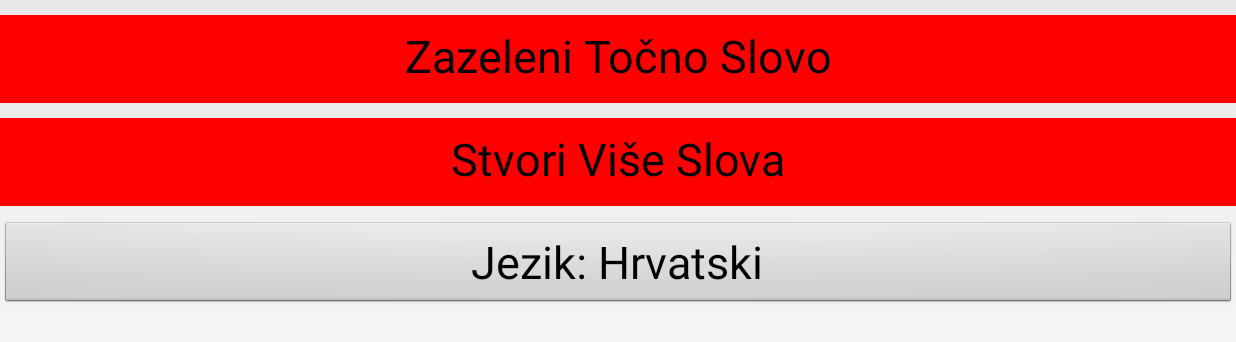
After one commit to boris612/Lumen, an Android app: the GameSettingsActivity screen opened directly, with no data from a screen before it, on a phone screen of 824 x 412 dp (held sideways). The commit adds this screen. Shown: the top 342 px of the screen. Run offline under Robolectric (Android 15) with nearby library versions, the phone set to English and light mode, and no system bars.

Commit message:
Dodan settings screen, dodana mogucnost dodavanja slova koja nisu dio rijeci, dodana mogucnost da se polje zazeleni ako se u njega stavi tocno slovo, dodano spremanje postavki i broja novcica u lokalni file.

```diff
--- a/app/src/main/AndroidManifest.xml
+++ b/app/src/main/AndroidManifest.xml
@@ -24,6 +24,11 @@
         <activity
             android:name=".coingame.GameActivity"
             android:screenOrientation="landscape"></activity>
+        <activity
+            android:name=".GameSettingsActivity"
+            android:screenOrientation="landscape">
+
+        </activity>
     </application>
 
 </manifest>
--- a/app/src/main/java/lumen/zpr/fer/hr/lumen/GameLayoutConstants.java
+++ b/app/src/main/java/lumen/zpr/fer/hr/lumen/GameLayoutConstants.java
@@ -37,4 +37,5 @@ public class GameLayoutConstants {
     static int SPACE_FROM_BORDER_TO_HINT=50;
     static int SPACE_FROM_LETTER_TO_LETTER=50;
 
+    static int MAX_NUM_OF_LETTERS=10;
 }
--- /dev/null
+++ b/app/src/main/java/lumen/zpr/fer/hr/lumen/GameSettingsActivity.java
@@ -0,0 +1,66 @@
+package lumen.zpr.fer.hr.lumen;
+
+import android.app.Activity;
+import android.content.Context;
+import android.content.Intent;
+import android.content.SharedPreferences;
+import android.graphics.Color;
+import android.os.Bundle;
+import android.view.View;
+import android.widget.Button;
+
+import java.io.BufferedInputStream;
+import java.io.BufferedOutputStream;
+import java.io.File;
+import java.io.FileInputStream;
+import java.io.FileOutputStream;
+import java.io.IOException;
+import java.util.Properties;
+
+import lumen.zpr.fer.hr.lumen.menus.MainMenuActivity;
+
+/**
+ * Created by Marko on 18.12.2017..
+ */
+
+public class GameSettingsActivity extends Activity {
+
+@Override
+protected void onCreate(Bundle savedInstanceState){
+
+        super.onCreate(savedInstanceState);
+        setContentView(R.layout.activity_settings);
+     final SharedPreferences pref=this.getSharedPreferences(getResources().getString(R.string.preference_file),Context.MODE_PRIVATE);
+     final   SharedPreferences.Editor editor=pref.edit();
+   final Button greenWhenCorrectButton = findViewById(R.id.GreenWhenCorrectButton);
+   final Button addMoreLetters = findViewById(R.id.GenerateMoreLettersButton);
+    if(pref.getBoolean(getResources().getString(R.string.green_on_correct),false)) greenWhenCorrectButton.setBackgroundColor(Color.GREEN);
+    else greenWhenCorrectButton.setBackgroundColor(Color.RED);
+    if(pref.getBoolean(getResources().getString(R.string.add_more_letters),false)) addMoreLetters.setBackgroundColor(Color.GREEN);
+    else addMoreLetters.setBackgroundColor(Color.RED);
+greenWhenCorrectButton.setOnClickListener(new View.OnClickListener(){
+    @Override
+    public void onClick(View view){
+        boolean correct=pref.getBoolean(getResources().getString(R.string.green_on_correct),false);
+        if(!correct) greenWhenCorrectButton.setBackgroundColor(Color.GREEN);
+        else greenWhenCorrectButton.setBackgroundColor(Color.RED);
+        editor.putBoolean(getResources().getString(R.string.green_on_correct),!correct);
+        editor.commit();
+    }
+});
+    addMoreLetters.setOnClickListener(new View.OnClickListener(){
+        @Override
+        public void onClick(View view){
+          boolean more=  pref.getBoolean(getResources().getString(R.string.add_more_letters),false);
+
+            if(!more) addMoreLetters.setBackgroundColor(Color.GREEN);
+            else addMoreLetters.setBackgroundColor(Color.RED);
+            editor.putBoolean(getResources().getString(R.string.add_more_letters),!more);
+            editor.commit();
+        }
+    });
+
+    }
+
+
+}
--- /dev/null
+++ b/app/src/main/res/layout/activity_settings.xml
@@ -0,0 +1,43 @@
+<?xml version="1.0" encoding="utf-8"?>
+<LinearLayout xmlns:android="http://schemas.android.com/apk/res/android"
+    xmlns:app="http://schemas.android.com/apk/res-auto"
+    xmlns:tools="http://schemas.android.com/tools"
+    android:layout_width="match_parent"
+    android:layout_height="match_parent"
+    android:orientation="vertical"
+    tools:context="lumen.zpr.fer.hr.lumen.GameSettingsActivity">
+
+
+    <Space
+        android:layout_width="match_parent"
+        android:layout_height="10sp" />
+
+    <Button
+        android:id="@+id/GreenWhenCorrectButton"
+        android:layout_width="match_parent"
+        android:layout_height="wrap_content"
+        android:text="Zazeleni Točno Slovo"
+        android:textSize="30sp" />
+
+    <Space
+        android:layout_width="match_parent"
+        android:layout_height="10sp" />
+
+    <Button
+        android:id="@+id/GenerateMoreLettersButton"
+        android:layout_width="match_parent"
+        android:layout_height="wrap_content"
+        android:text="Stvori Više Slova"
+        android:textSize="30sp" />
+
+    <Space
+        android:layout_width="match_parent"
+        android:layout_height="10sp" />
+
+    <Button
+        android:id="@+id/languageButton"
+        android:layout_width="match_parent"
+        android:layout_height="wrap_content"
+        android:text="Jezik: Hrvatski"
+        android:textSize="30sp" />
+</LinearLayout>
--- a/app/src/main/res/values/strings.xml
+++ b/app/src/main/res/values/strings.xml
@@ -4,6 +4,11 @@
     <string name="pokreniDruguIgru">Pokreni igru sa kovanicama</string>
 
     <string name="title_activity_fullscreen">FullscreenActivity</string>
+    <string name="add_more_letters">addMoreLetters</string>
+    <string name="green_on_correct">greenOnCorrect</string>
+    <string name="language">language</string>
     <string name="dummy_button">Dummy Button</string>
     <string name="dummy_content">DUMMY\nCONTENT</string>
+    <string name="preference_file">preferences</string>
+    <string name="coins">coins</string>
 </resources>
```
Also changed, not shown: app/src/main/java/lumen/zpr/fer/hr/lumen/GameActivity.java (+11 -1 lines), app/src/main/java/lumen/zpr/fer/hr/lumen/GamePanel.java (+44 -13 lines), app/src/main/java/lumen/zpr/fer/hr/lumen/LetterMap.java (+12 -0 lines), app/src/main/java/lumen/zpr/fer/hr/lumen/menus/MainMenuActivity.java (+12 -1 lines), app/src/main/res/layout/activity_main_menu.xml (+9 -0 lines), 1 other file.
